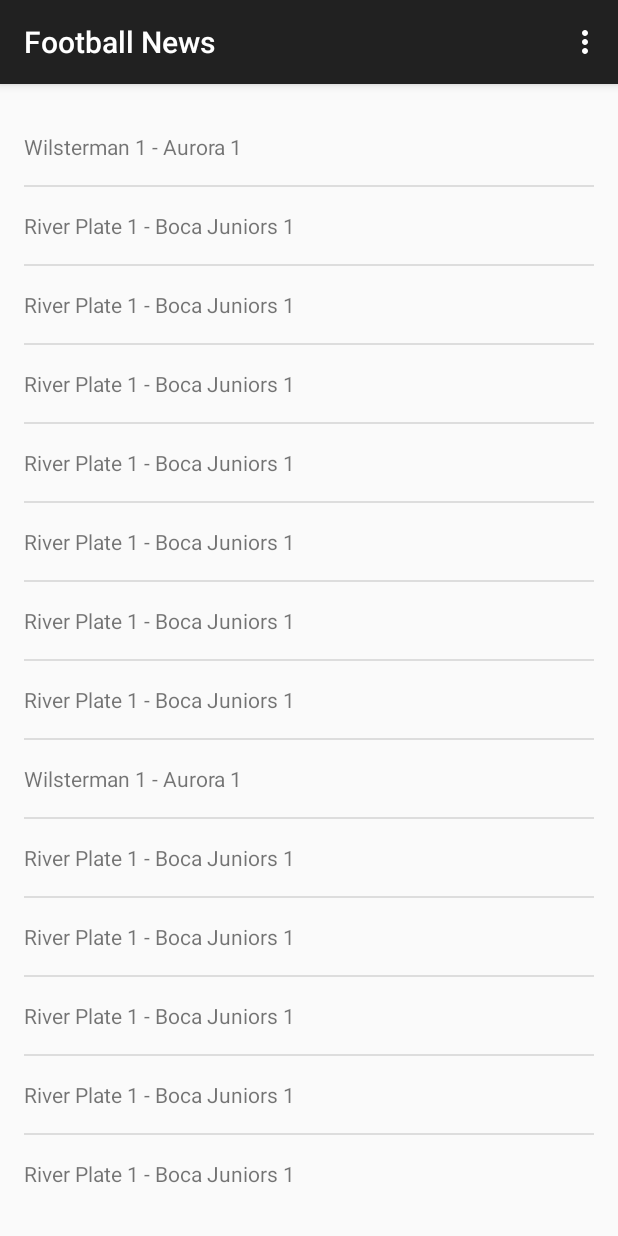
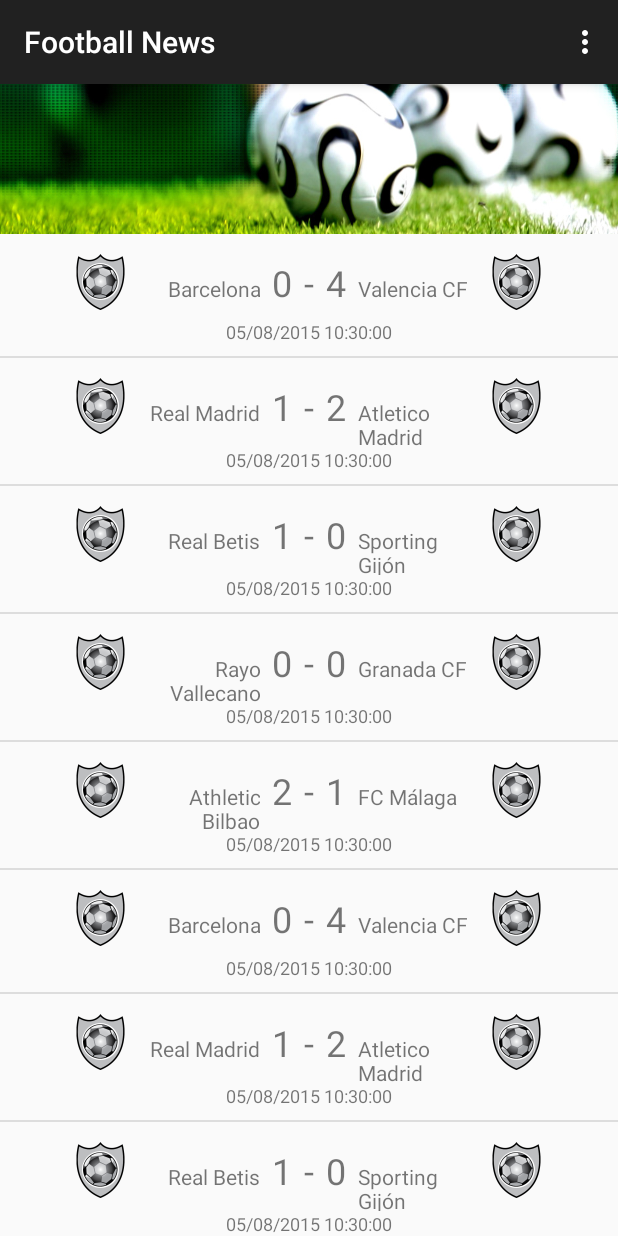
Before and after one commit to thorvx/ProyectoAndroidSSI, an Android app: the screen it shows after launch (MainActivity), on a phone screen of 412 x 824 dp. Run offline under Robolectric (Android 15) with nearby library versions, the phone set to English and light mode, and no system bars.

Commit message:
Avance segunda clase

```diff
--- a/app/src/main/java/com/salamancasolutions/footballnews/MainActivity.java
+++ b/app/src/main/java/com/salamancasolutions/footballnews/MainActivity.java
@@ -1,49 +1,63 @@
 package com.salamancasolutions.footballnews;
 
+import android.content.Intent;
 import android.support.v7.app.ActionBarActivity;
 import android.os.Bundle;
 import android.view.Menu;
 import android.view.MenuItem;
+import android.view.View;
+import android.widget.AdapterView;
 import android.widget.ArrayAdapter;
 import android.widget.ListView;
 
 import java.util.ArrayList;
 import java.util.Arrays;
+import java.util.Date;
 
 
 public class MainActivity extends ActionBarActivity {
+
+    private ListView mainList;
+    private MainListAdapter mainListAdapter;
 
     @Override
     protected void onCreate(Bundle savedInstanceState) {
         super.onCreate(savedInstanceState);
         setContentView(R.layout.activity_main);
 
-        String[] results = {"Wilsterman 1 - Aurora 1",
-                "River Plate 1 - Boca Juniors 1",
-                "River Plate 1 - Boca Juniors 1",
-                "River Plate 1 - Boca Juniors 1",
-                "River Plate 1 - Boca Juniors 1",
-                "River Plate 1 - Boca Juniors 1",
-                "River Plate 1 - Boca Juniors 1",
-                "River Plate 1 - Boca Juniors 1",
-                "Wilsterman 1 - Aurora 1",
-                "River Plate 1 - Boca Juniors 1",
-                "River Plate 1 - Boca Juniors 1",
-                "River Plate 1 - Boca Juniors 1",
-                "River Plate 1 - Boca Juniors 1",
-                "River Plate 1 - Boca Juniors 1",
-                "River Plate 1 - Boca Juniors 1",
-                "River Plate 1 - Boca Juniors 1"};
 
-        ArrayList<String> resultList = new ArrayList<>(Arrays.asList(results));
+        ArrayList<Match> matches = new ArrayList<Match>();
 
-        ArrayAdapter<String> arrayAdapter = new ArrayAdapter<String>(this,
-                R.layout.main_list_item,
-                R.id.text_item_list,
-                resultList);
+        matches.add(new Match("1", 0, "Barcelona", "0", "Valencia CF", "4", 0, new Date(), "FINISHED"));
+        matches.add(new Match("2", 0, "Real Madrid", "1", "Atletico Madrid", "2", 0, new Date(), "FINISHED"));
+        matches.add(new Match("3", 0, "Real Betis", "1", "Sporting Gijón", "0", 0, new Date(), "FINISHED"));
+        matches.add(new Match("4", 0, "Rayo Vallecano", "0", "Granada CF", "0", 0, new Date(), "FINISHED"));
+        matches.add(new Match("5", 0, "Athletic Bilbao", "2", "FC Málaga", "1", 0, new Date(), "FINISHED"));
+        matches.add(new Match("6", 0, "Barcelona", "0", "Valencia CF", "4", 0, new Date(), "FINISHED"));
+        matches.add(new Match("7", 0, "Real Madrid", "1", "Atletico Madrid", "2", 0, new Date(), "FINISHED"));
+        matches.add(new Match("8", 0, "Real Betis", "1", "Sporting Gijón", "0", 0, new Date(), "FINISHED"));
+        matches.add(new Match("9", 0, "Rayo Vallecano", "0", "Granada CF", "0", 0, new Date(), "FINISHED"));
+        matches.add(new Match("10", 0, "Athletic Bilbao", "2", "FC Málaga", "1", 0, new Date(), "FINISHED"));
 
-        ListView mainList = (ListView)findViewById(R.id.main_list);
-        mainList.setAdapter(arrayAdapter);
+        mainListAdapter = new MainListAdapter(this, matches);
+
+        mainList = (ListView)findViewById(R.id.main_list);
+        mainList.setAdapter(mainListAdapter);
+
+
+        mainList.setOnItemClickListener(new AdapterView.OnItemClickListener() {
+            @Override
+            public void onItemClick(AdapterView<?> adapterView, View view, int i, long l) {
+                Intent intent = new Intent(getBaseContext(), MatchDetailsActivity.class);
+                Match item = (Match)mainListAdapter.getItem(i);
+                intent.putExtra("IDMATCH", item.getIdentifier());
+                startActivity(intent);
+
+            }
+        });
+
+
+
     }
 
     @Override
--- /dev/null
+++ b/app/src/main/java/com/salamancasolutions/footballnews/MainListAdapter.java
@@ -0,0 +1,49 @@
+package com.salamancasolutions.footballnews;
+
+import android.content.Context;
+import android.view.LayoutInflater;
+import android.view.View;
+import android.view.ViewGroup;
+import android.widget.ArrayAdapter;
+import android.widget.TextView;
+
+import java.text.DateFormat;
+import java.text.SimpleDateFormat;
+import java.util.List;
+
+/**
+ * Created by diego.olguin on 04/08/2015.
+ */
+public class MainListAdapter extends ArrayAdapter {
+
+    public MainListAdapter(Context context, List objects) {
+        super(context, 0, objects);
+    }
+
+    @Override
+    public View getView(int position, View convertView, ViewGroup parent) {
+
+        if(convertView == null){
+            LayoutInflater inflater = (LayoutInflater)parent.getContext().
+                    getSystemService(Context.LAYOUT_INFLATER_SERVICE);
+            convertView = inflater.inflate(R.layout.main_list_item, null);
+        }
+
+
+        TextView homeTeam = (TextView) convertView.findViewById(R.id.home_name);
+        TextView awayTeam = (TextView) convertView.findViewById(R.id.away_name);
+        TextView homeScore = (TextView) convertView.findViewById(R.id.home_score);
+        TextView awayScore = (TextView) convertView.findViewById(R.id.away_score);
+        TextView dateMatch = (TextView) convertView.findViewById(R.id.match_date);
+
+        Match match = (Match) getItem(position);
+        homeTeam.setText(match.getHomeTeam());
+        awayTeam.setText(match.getAwayTeam());
+        homeScore.setText(match.getHomeScore());
+        awayScore.setText(match.getAwayScore());
+        DateFormat df = new SimpleDateFormat("dd/MM/yyyy HH:mm:ss");
+        dateMatch.setText(df.format(match.getMatchDate()));
+
+        return convertView;
+    }
+}
--- /dev/null
+++ b/app/src/main/java/com/salamancasolutions/footballnews/Match.java
@@ -0,0 +1,105 @@
+package com.salamancasolutions.footballnews;
+
+import java.util.Date;
+
+/**
+ * Created by diego.olguin on 31/07/2015.
+ */
+public class Match {
+    private String identifier;
+    private int homeLogo;
+    private String homeTeam;
+    private String homeScore;
+    private String awayTeam;
+    private String awayScore;
+    private int awayLogo;
+    private Date matchDate;
+    private String matchStatus;
+
+    public Match() {
+    }
+
+    public Match(String identifier, int homeLogo, String homeTeam, String homeScore, String awayTeam, String awayScore, int awayLogo, Date matchDate, String matchStatus) {
+        this.identifier = identifier;
+        this.homeLogo = homeLogo;
+        this.homeTeam = homeTeam;
+        this.homeScore = homeScore;
+        this.awayTeam = awayTeam;
+        this.awayScore = awayScore;
+        this.awayLogo = awayLogo;
+        this.matchDate = matchDate;
+        this.matchStatus = matchStatus;
+    }
+
+    public String getIdentifier() {
+        return identifier;
+    }
+
+    public void setIdentifier(String identifier) {
+        this.identifier = identifier;
+    }
+
+    public int getHomeLogo() {
+        return homeLogo;
+    }
+
+    public void setHomeLogo(int homeLogo) {
+        this.homeLogo = homeLogo;
+    }
+
+    public String getHomeTeam() {
+        return homeTeam;
+    }
+
+    public void setHomeTeam(String homeTeam) {
+        this.homeTeam = homeTeam;
+    }
+
+    public String getHomeScore() {
+        return homeScore;
+    }
+
+    public void setHomeScore(String homeScore) {
+        this.homeScore = homeScore;
+    }
+
+    public String getAwayTeam() {
+        return awayTeam;
+    }
+
+    public void setAwayTeam(String awayTeam) {
+        this.awayTeam = awayTeam;
+    }
+
+    public String getAwayScore() {
+        return awayScore;
+    }
+
+    public void setAwayScore(String awayScore) {
+        this.awayScore = awayScore;
+    }
+
+    public int getAwayLogo() {
+        return awayLogo;
+    }
+
+    public void setAwayLogo(int awayLogo) {
+        this.awayLogo = awayLogo;
+    }
+
+    public Date getMatchDate() {
+        return matchDate;
+    }
+
+    public void setMatchDate(Date matchDate) {
+        this.matchDate = matchDate;
+    }
+
+    public String getMatchStatus() {
+        return matchStatus;
+    }
+
+    public void setMatchStatus(String matchStatus) {
+        this.matchStatus = matchStatus;
+    }
+}
--- /dev/null
+++ b/app/src/main/java/com/salamancasolutions/footballnews/MatchDetailsActivity.java
@@ -0,0 +1,47 @@
+package com.salamancasolutions.footballnews;
+
+import android.support.v7.app.ActionBarActivity;
+import android.os.Bundle;
+import android.util.Log;
+import android.view.Menu;
+import android.view.MenuItem;
+import android.widget.TextView;
+
+
+public class MatchDetailsActivity extends ActionBarActivity {
+
+    @Override
+    protected void onCreate(Bundle savedInstanceState) {
+        super.onCreate(savedInstanceState);
+        setContentView(R.layout.activity_match_details);
+
+        String matchId = this.getIntent().getStringExtra("IDMATCH");
+
+        TextView textview = (TextView) findViewById(R.id.intent_data);
+        textview.setText(matchId);
+        Log.d("Dato desde main", matchId);
+
+    }
+
+    @Override
+    public boolean onCreateOptionsMenu(Menu menu) {
+        // Inflate the menu; this adds items to the action bar if it is present.
+        getMenuInflater().inflate(R.menu.menu_match_details, menu);
+        return true;
+    }
+
+    @Override
+    public boolean onOptionsItemSelected(MenuItem item) {
+        // Handle action bar item clicks here. The action bar will
+        // automatically handle clicks on the Home/Up button, so long
+        // as you specify a parent activity in AndroidManifest.xml.
+        int id = item.getItemId();
+
+        //noinspection SimplifiableIfStatement
+        if (id == R.id.action_settings) {
+            return true;
+        }
+
+        return super.onOptionsItemSelected(item);
+    }
+}
--- a/app/src/main/res/layout/activity_main.xml
+++ b/app/src/main/res/layout/activity_main.xml
@@ -1,12 +1,16 @@
-<RelativeLayout xmlns:android="http://schemas.android.com/apk/res/android"
+<LinearLayout xmlns:android="http://schemas.android.com/apk/res/android"
     xmlns:tools="http://schemas.android.com/tools"
-    android:layout_width="match_parent"
-    android:layout_height="match_parent"
-    android:paddingBottom="@dimen/activity_vertical_margin"
-    android:paddingLeft="@dimen/activity_horizontal_margin"
-    android:paddingRight="@dimen/activity_horizontal_margin"
-    android:paddingTop="@dimen/activity_vertical_margin"
+    android:layout_width="fill_parent"
+    android:layout_height="fill_parent"
+    android:orientation="vertical"
     tools:context=".MainActivity">
+
+    <ImageView
+        android:layout_width="fill_parent"
+        android:layout_height="100dp"
+        android:id="@+id/image_header"
+        android:src="@drawable/header_futbol"
+        android:scaleType="fitXY"/>
 
     <ListView
         android:id="@+id/main_list"
@@ -15,4 +19,4 @@
         android:divider="@color/dividerColor"
         android:dividerHeight="1dp" />
 
-</RelativeLayout>
+</LinearLayout>
--- /dev/null
+++ b/app/src/main/res/layout/activity_match_details.xml
@@ -0,0 +1,17 @@
+<RelativeLayout xmlns:android="http://schemas.android.com/apk/res/android"
+    xmlns:tools="http://schemas.android.com/tools"
+    android:layout_width="match_parent"
+    android:layout_height="match_parent"
+    android:paddingBottom="@dimen/activity_vertical_margin"
+    android:paddingLeft="@dimen/activity_horizontal_margin"
+    android:paddingRight="@dimen/activity_horizontal_margin"
+    android:paddingTop="@dimen/activity_vertical_margin"
+    tools:context="com.salamancasolutions.footballnews.MatchDetailsActivity">
+
+    <TextView
+        android:layout_width="wrap_content"
+        android:layout_height="wrap_content"
+        android:text="@string/hello_world"
+        android:id="@+id/intent_data"/>
+
+</RelativeLayout>
--- a/app/src/main/res/layout/main_list_item.xml
+++ b/app/src/main/res/layout/main_list_item.xml
@@ -1,14 +1,99 @@
 <?xml version="1.0" encoding="utf-8"?>
 <LinearLayout xmlns:android="http://schemas.android.com/apk/res/android"
-    android:orientation="vertical" android:layout_width="match_parent"
-    android:layout_height="match_parent">
+    android:layout_width="fill_parent"
+    android:layout_height="fill_parent"
+    android:gravity="center_horizontal"
+    android:orientation="horizontal"
+    android:padding="8dp">
 
-    <TextView
+    <LinearLayout
+        android:layout_width="wrap_content"
+        android:layout_height="wrap_content">
+
+        <ImageView
+            android:id="@+id/home_logo"
+            android:layout_width="wrap_content"
+            android:layout_height="wrap_content"
+            android:src="@mipmap/ic_emblem" />
+
+    </LinearLayout>
+
+    <LinearLayout
         android:layout_width="wrap_content"
         android:layout_height="wrap_content"
-        android:id="@+id/text_item_list"
-        android:text="@string/hello_world"
-        android:paddingBottom="16dp"
-        android:paddingTop="16dp"/>
+        android:orientation="vertical">
+
+
+        <LinearLayout
+            android:layout_width="wrap_content"
+            android:layout_height="wrap_content"
+            android:orientation="horizontal">
+
+            <TextView
+                android:id="@+id/home_name"
+                android:layout_width="90dp"
+                android:layout_height="wrap_content"
+                android:padding="8dp"
+                android:text="@string/hello_world"
+                android:gravity="right" />
+
+            <TextView
+                android:id="@+id/home_score"
+                android:layout_width="wrap_content"
+                android:layout_height="wrap_content"
+                android:text="0"
+                android:textSize="24sp" />
+
+            <TextView
+                android:id="@+id/divider_text"
+                android:layout_width="wrap_content"
+                android:layout_height="wrap_content"
+                android:padding="8dp"
+                android:text="-"
+                android:textSize="24sp" />
+
+            <TextView
+                android:id="@+id/away_score"
+                android:layout_width="wrap_content"
+                android:layout_height="wrap_content"
+                android:text="0"
+                android:textSize="24sp" />
+
+            <TextView
+                android:id="@+id/away_name"
+                android:layout_width="90dp"
+                android:layout_height="wrap_content"
+                android:padding="8dp"
+                android:text="@string/hello_world"
+                android:gravity="left" />
+
+        </LinearLayout>
+
+        <LinearLayout
+            android:layout_width="wrap_content"
+            android:layout_height="wrap_content"
+            android:layout_gravity="center_horizontal">
+
+            <TextView
+                android:id="@+id/match_date"
+                android:layout_width="wrap_content"
+                android:layout_height="wrap_content"
+                android:text="@string/hello_world"
+                android:textSize="12sp" />
+        </LinearLayout>
+
+    </LinearLayout>
+
+    <LinearLayout
+        android:layout_width="wrap_content"
+        android:layout_height="wrap_content">
+
+        <ImageView
+            android:id="@+id/away_logo"
+            android:layout_width="wrap_content"
+            android:layout_height="wrap_content"
+            android:src="@mipmap/ic_emblem" />
+
+    </LinearLayout>
 
 </LinearLayout>
--- /dev/null
+++ b/app/src/main/res/menu/menu_match_details.xml
@@ -0,0 +1,7 @@
+<menu xmlns:android="http://schemas.android.com/apk/res/android"
+    xmlns:app="http://schemas.android.com/apk/res-auto"
+    xmlns:tools="http://schemas.android.com/tools"
+    tools:context="com.salamancasolutions.footballnews.MatchDetailsActivity">
+    <item android:id="@+id/action_settings" android:title="@string/action_settings"
+        android:orderInCategory="100" app:showAsAction="never" />
+</menu>
--- a/app/src/main/res/values/strings.xml
+++ b/app/src/main/res/values/strings.xml
@@ -3,4 +3,5 @@
 
     <string name="hello_world">Hello world!</string>
     <string name="action_settings">Settings</string>
+    <string name="title_activity_match_details">Match Detail</string>
 </resources>
```
Also changed, not shown: app/src/main/AndroidManifest.xml (+8 -0 lines), app/src/main/ic_emblem-web.png (added), app/src/main/res/drawable/header_futbol.png (added), app/src/main/res/mipmap-hdpi/ic_emblem.png (added), app/src/main/res/mipmap-mdpi/ic_emblem.png (added), app/src/main/res/mipmap-xhdpi/ic_emblem.png (added), app/src/main/res/mipmap-xxhdpi/ic_emblem.png (added), app/src/main/res/mipmap-xxxhdpi/ic_emblem.png (added), 1 other file.
